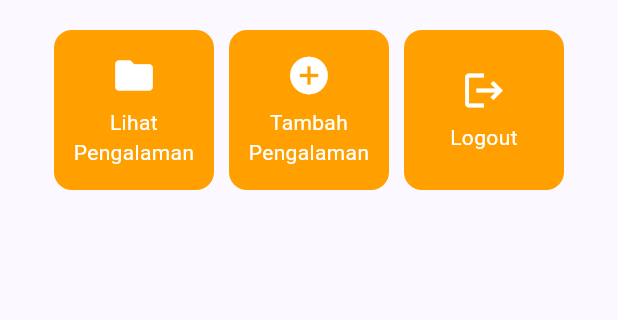
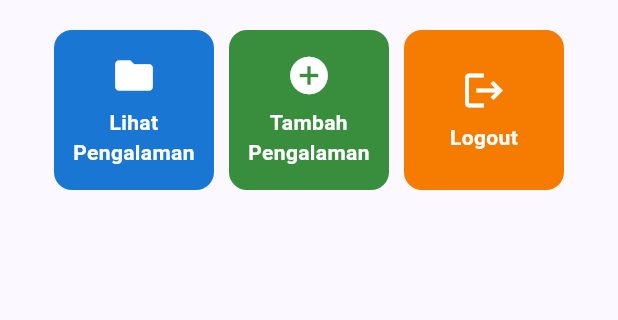
Before and after one commit to Rapcuyyy/myportofolio_mobile, a Flutter app: the screen it shows after launch, on a phone screen of 412 x 824 dp, the part 357-677 px from its top. Run offline on Flutter 3.47's test engine with Material 3 defaults, Android fonts, the phone set to English and light mode, and no system bars.

Commit message:
Refactor: menu items juga terdapat color attributes dan clean up code formatting

```diff
--- a/lib/menu.dart
+++ b/lib/menu.dart
@@ -1,7 +1,6 @@
 import 'package:flutter/material.dart';
 
 class MyHomePage extends StatelessWidget {
-
   // This widget is the home page of your application. It is stateful, meaning
   // that it has a State object (defined below) that contains fields that affect
   // how it looks.
@@ -18,9 +17,9 @@ class MyHomePage extends StatelessWidget {
   final String kelas = "PBP F";
 
   final List<ItemHomepage> items = [
-    ItemHomepage("Lihat Pengalaman", Icons.folder),
-    ItemHomepage("Tambah Pengalaman", Icons.add_circle),
-    ItemHomepage("Logout", Icons.logout),
+    ItemHomepage("Lihat Pengalaman", Icons.folder, Colors.blue.shade700),
+    ItemHomepage("Tambah Pengalaman", Icons.add_circle, Colors.green.shade700),
+    ItemHomepage("Logout", Icons.logout, Colors.orange.shade700),
   ];
 
   @override
@@ -31,10 +30,7 @@ class MyHomePage extends StatelessWidget {
       appBar: AppBar(
         title: const Text(
           'MyPortfolio',
-          style: TextStyle(
-            color: Colors.white,
-            fontWeight: FontWeight.bold,
-          ),
+          style: TextStyle(color: Colors.white, fontWeight: FontWeight.bold),
         ),
         backgroundColor: Theme.of(context).colorScheme.primary,
       ),
@@ -113,10 +109,7 @@ class InfoCard extends StatelessWidget {
         // Menyusun teks title dan content secara vertikal.
         child: Column(
           children: [
-            Text(
-              title,
-              style: const TextStyle(fontWeight: FontWeight.bold),
-            ),
+            Text(title, style: const TextStyle(fontWeight: FontWeight.bold)),
             const SizedBox(height: 8.0),
             Text(content),
           ],
@@ -129,8 +122,9 @@ class InfoCard extends StatelessWidget {
 class ItemHomepage {
   final String name;
   final IconData icon;
+  final Color color;
 
-  ItemHomepage(this.name, this.icon);
+  ItemHomepage(this.name, this.icon, this.color);
 }
 
 class ItemCard extends StatelessWidget {
@@ -141,8 +135,7 @@ class ItemCard extends StatelessWidget {
   @override
   Widget build(BuildContext context) {
     return Material(
-      // Menggunakan warna sekunder dari skema tema aplikasi.
-      color: Theme.of(context).colorScheme.secondary,
+      color: item.color,
       borderRadius: BorderRadius.circular(12),
       child: InkWell(
         // Aksi ketika kartu ditekan oleh pengguna.
@@ -151,7 +144,9 @@ class ItemCard extends StatelessWidget {
           ScaffoldMessenger.of(context)
             ..hideCurrentSnackBar()
             ..showSnackBar(
-              SnackBar(content: Text("Kamu telah menekan tombol ${item.name}!"))
+              SnackBar(
+                content: Text("Kamu telah menekan tombol ${item.name}!"),
+              ),
             );
         },
         child: Container(
@@ -160,16 +155,15 @@ class ItemCard extends StatelessWidget {
             child: Column(
               mainAxisAlignment: MainAxisAlignment.center,
               children: [
-                Icon(
-                  item.icon,
-                  color: Colors.white,
-                  size: 30.0,
-                ),
+                Icon(item.icon, color: Colors.white, size: 30.0),
                 const Padding(padding: EdgeInsets.all(3)),
                 Text(
                   item.name,
                   textAlign: TextAlign.center,
-                  style: const TextStyle(color: Colors.white),
+                  style: const TextStyle(
+                    color: Colors.white,
+                    fontWeight: FontWeight.bold,
+                  ),
                 ),
               ],
             ),
```
